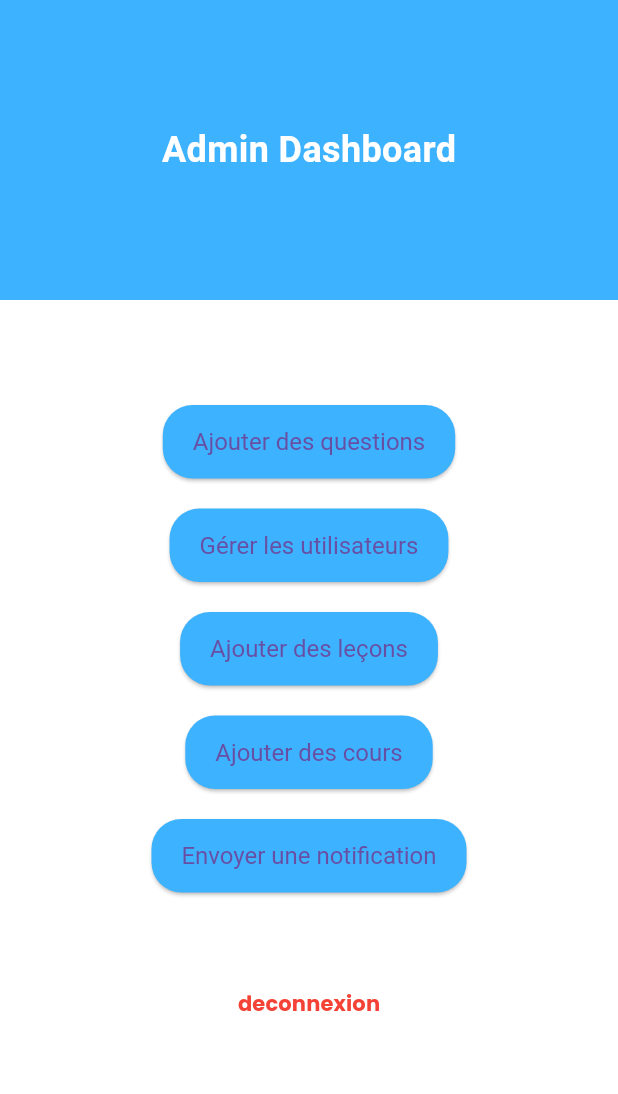
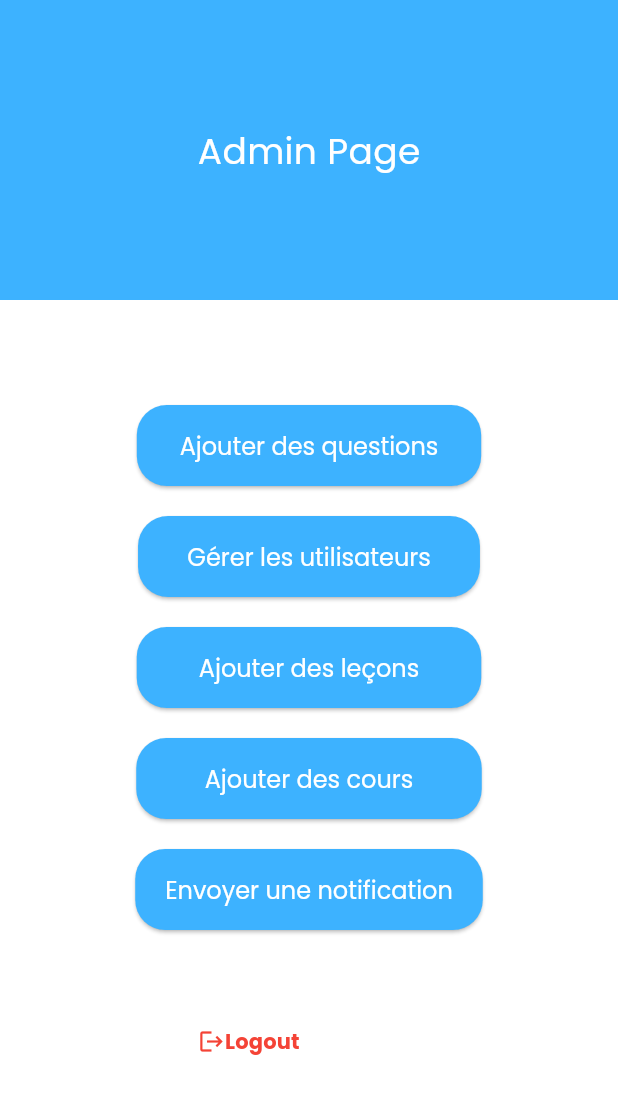
Before and after one commit to Elyes159/e-learn_mobile_app, a Flutter app: the Admin_main screen opened by its route, on a phone screen of 412 x 824 dp. Shown: the top 1094 px of the screen. Run offline on Flutter 3.47's test engine with Material 3 defaults, Android fonts, the phone set to English and light mode, and no system bars; our stand-ins replace chat_bubbles, cloud_firestore, firebase_auth, firebase_core, firebase_messaging, firebase_storage and 5 more; missing offline and left inert: firebase_app_check, firebase_performance, tflite_v2, translator; accounts and stored records are empty; generated files the repository leaves out were written again.

Commit message:
Merge changes from remote main branch

```diff
--- a/lib/admin/admin_page_main.dart
+++ b/lib/admin/admin_page_main.dart
@@ -4,6 +4,7 @@ import 'package:flutter/material.dart';
 import 'package:google_fonts/google_fonts.dart';
 import 'package:pfe_1/admin/add_questionsMain.dart';
 import 'package:http/http.dart' as http;
+import 'package:pfe_1/admin/users.dart';
 import 'package:pfe_1/starting/signin.dart';
 
 class Admin_main extends StatefulWidget {
@@ -85,14 +86,9 @@ class _Admin_mainState extends State<Admin_main> {
               height: 200.0,
               color: Color(0xFF3DB2FF),
               child: Center(
-                child: Text(
-                  'Admin Dashboard',
-                  style: TextStyle(
-                    color: Colors.white,
-                    fontSize: 24.0,
-                    fontWeight: FontWeight.bold,
-                  ),
-                ),
+                child: Text('Admin Page',
+                    style:
+                        GoogleFonts.poppins(color: Colors.white, fontSize: 24)),
               ),
             ),
             Padding(
@@ -110,7 +106,7 @@ class _Admin_mainState extends State<Admin_main> {
                       ),
                       padding: EdgeInsets.symmetric(
                           vertical: 15.0, horizontal: 20.0),
-                      textStyle: TextStyle(fontSize: 16),
+                      textStyle: TextStyle(fontSize: 16, color: Colors.white),
                     ),
                     onPressed: () {
                       Navigator.push(
@@ -118,7 +114,8 @@ class _Admin_mainState extends State<Admin_main> {
                         MaterialPageRoute(builder: (context) => MainPage()),
                       );
                     },
-                    child: Text("Ajouter des questions"),
+                    child: Text("  Ajouter des questions  ",
+                        style: GoogleFonts.poppins(color: Colors.white)),
                   ),
                   SizedBox(height: 20.0),
                   ElevatedButton(
@@ -132,9 +129,13 @@ class _Admin_mainState extends State<Admin_main> {
                       textStyle: TextStyle(fontSize: 16),
                     ),
                     onPressed: () {
-                      Navigator.of(context).pushReplacementNamed("usersPage");
+                      Navigator.push(
+                        context,
+                        MaterialPageRoute(builder: (context) => UserListPage()),
+                      );
                     },
-                    child: Text("Gérer les utilisateurs"),
+                    child: Text("   Gérer les utilisateurs   ",
+                        style: GoogleFonts.poppins(color: Colors.white)),
                   ),
                   SizedBox(height: 20.0),
                   ElevatedButton(
@@ -151,7 +152,8 @@ class _Admin_mainState extends State<Admin_main> {
                       Navigator.of(context)
                           .pushReplacementNamed("AddLeconFromAdmin");
                     },
-                    child: Text("Ajouter des leçons"),
+                    child: Text("     Ajouter des leçons     ",
+                        style: GoogleFonts.poppins(color: Colors.white)),
                   ),
                   SizedBox(height: 20.0),
                   ElevatedButton(
@@ -168,7 +170,8 @@ class _Admin_mainState extends State<Admin_main> {
                       Navigator.of(context)
                           .pushReplacementNamed("AddCourseAdmin");
                     },
-                    child: Text("Ajouter des cours"),
+                    child: Text("      Ajouter des cours      ",
+                        style: GoogleFonts.poppins(color: Colors.white)),
                   ),
                   SizedBox(height: 20.0),
                   ElevatedButton(
@@ -182,12 +185,15 @@ class _Admin_mainState extends State<Admin_main> {
                       textStyle: TextStyle(fontSize: 16),
                     ),
                     onPressed: sendNotificationIfInactive,
-                    child: Text("Envoyer une notification"),
+                    child: Text("Envoyer une notification",
+                        style: GoogleFonts.poppins(color: Colors.white)),
                   ),
                   SizedBox(
                     height: 50,
                   ),
-                  TextButton(
+                  Padding(
+                    padding: const EdgeInsets.only(left: 100.0),
+                    child: TextButton(
                       onPressed: () {
                         Navigator.pushAndRemoveUntil(
                           context,
@@ -195,10 +201,22 @@ class _Admin_mainState extends State<Admin_main> {
                           (Route<dynamic> route) => false,
                         );
                       },
-                    child: Text(
-                      "deconnexion",
+                      child: Center(
+                        child: Row(
+                          children: [
+                            Icon(
+                              Icons.logout,
+                              color: Colors.red,
+                            ),
+                            Text(
+                              "Logout",
                               style: GoogleFonts.poppins(
-                          color: Colors.red, fontWeight: FontWeight.bold),
+                                  color: Colors.red,
+                                  fontWeight: FontWeight.bold),
+                            ),
+                          ],
+                        ),
+                      ),
                     ),
                   ),
                 ],
--- a/lib/admin/users.dart
+++ b/lib/admin/users.dart
@@ -25,7 +25,7 @@ class UserListPage extends StatelessWidget {
               itemCount: users.length,
               itemBuilder: (context, index) {
                 String userId = users[index].id;
-                String userName = users[index]['email'];
+                String userName = users[index]['email'] ?? 'inconnu';
                 return ListTile(
                   title: Text(userName),
                   trailing: IconButton(
--- a/lib/constant/courses.dart
+++ b/lib/constant/courses.dart
@@ -16,8 +16,8 @@ class CoursesManager {
     Courses(name: 'Français', code: 'fr', imageUrl: 'assets/french_flag.png'),
     Courses(name: 'Arabe', code: 'ar', imageUrl: 'assets/arabic_flag.png'),
     Courses(name: 'espagnole', code: 'es', imageUrl: 'assets/esp_flag.png'),
-    Courses(name: 'indian', code: 'hi', imageUrl: 'assets/ind_flag.png'),
     Courses(name: 'italien', code: 'it', imageUrl: 'assets/it_flag.png'),
+    Courses(name: 'Deutch', code: 'de', imageUrl: 'assets/de_flag.png'),
   ];
 
   List<Courses> get coursess => _coursess;
```
Also changed, not shown: assets/de_flag.png (added). Lines whose indentation alone changed are shown as unchanged.
